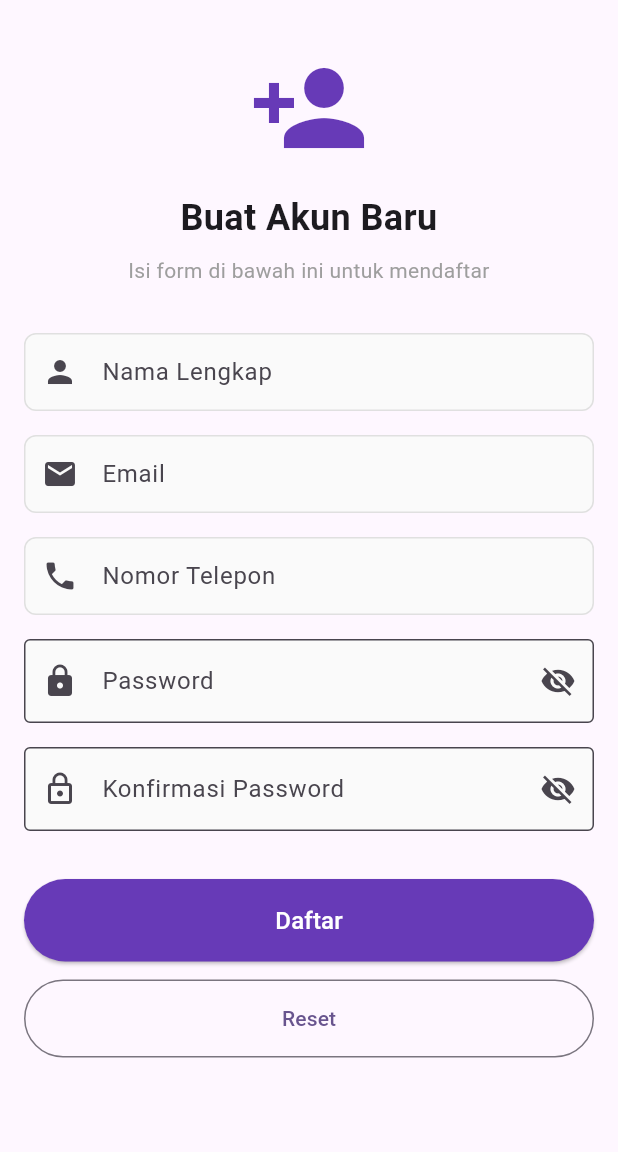
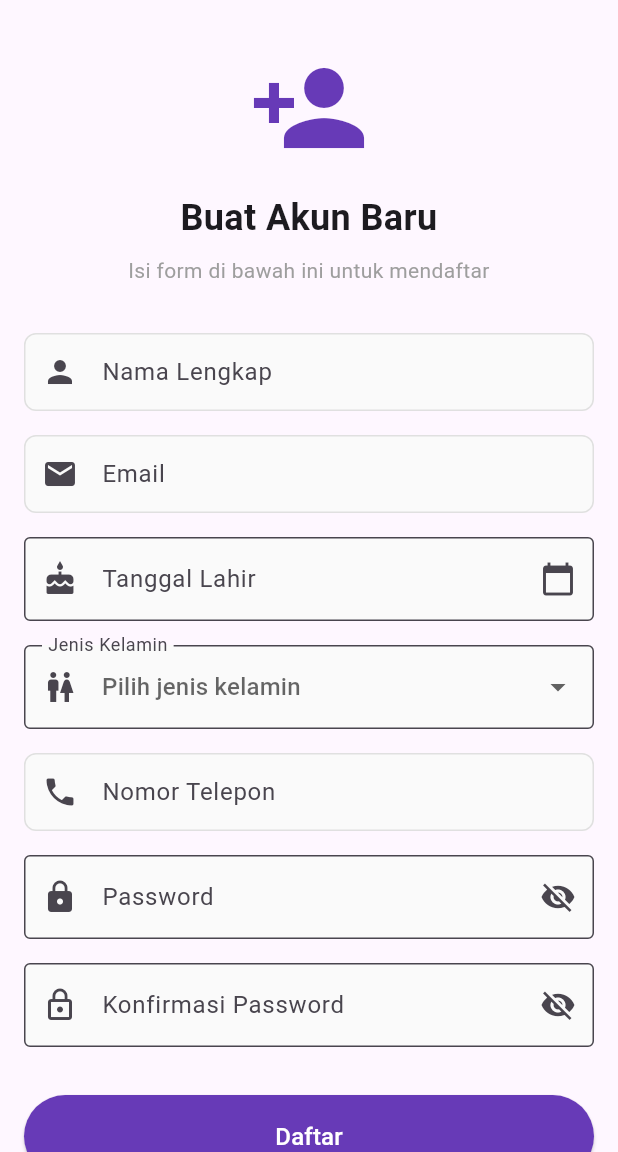
Before and after one commit to GrandAyatollahTrump/form_registrasi, a Flutter app: the screen it shows after launch, on a phone screen of 412 x 824 dp, the part 84-1236 px from its top. Run offline on Flutter 3.47's test engine with Material 3 defaults, Android fonts, the phone set to English and light mode, and no system bars.

Commit message:
Latihan 2,3,4

```diff
--- a/lib/screens/registration_screen.dart
+++ b/lib/screens/registration_screen.dart
@@ -12,6 +12,8 @@ class _RegistrationScreenState extends State<RegistrationScreen> {
   // Global Key & Controllers
   final _formKey = GlobalKey<FormState>();
   final _nameController = TextEditingController();
+  final _birthDateController = TextEditingController();
+  DateTime? _selectedDate;
   final _emailController = TextEditingController();
   final _phoneController = TextEditingController();
   final _passwordController = TextEditingController();
@@ -21,10 +23,13 @@ class _RegistrationScreenState extends State<RegistrationScreen> {
   bool _obscurePassword = true;
   bool _obscureConfirmPassword = true;
   bool _isLoading = false;
+  bool _agreeTerms = false;
+  bool _showTermsError = false;
 
   @override
   void dispose() {
     _nameController.dispose();
+    _birthDateController.dispose();
     _emailController.dispose();
     _phoneController.dispose();
     _passwordController.dispose();
@@ -54,6 +59,9 @@ class _RegistrationScreenState extends State<RegistrationScreen> {
     }
     return null;
   }
+
+  String? _selectedGender;
+   final List<String> _genders = ['Laki-laki', 'Perempuan'];
 
   String? _validatePhone(String? value) {
   if (value == null || value.trim().isEmpty) {
@@ -97,13 +105,22 @@ class _RegistrationScreenState extends State<RegistrationScreen> {
   // --- FORM HANDLERS ---
 
   void _submitForm() {
-    if (_formKey.currentState!.validate()) {
+    final isFormValid = _formKey.currentState!.validate();
+    if (!_agreeTerms) {
+      setState(() {
+        _showTermsError = true;
+      });
+    }
+
+    if (isFormValid && _agreeTerms) {
       setState(() {
         _isLoading = true;
       });
 
       // Simulasi proses registrasi
       Future.delayed(const Duration(seconds: 2), () {
+        if (!mounted) return;
+
         setState(() {
           _isLoading = false;
         });
@@ -132,12 +149,40 @@ class _RegistrationScreenState extends State<RegistrationScreen> {
     }
   }
 
+  Future<void> _pickBirthDate() async {
+    final picked = await showDatePicker(
+      context: context,
+      initialDate: _selectedDate ?? DateTime(2005),
+      firstDate: DateTime(1950),
+      lastDate: DateTime.now(),
+    );
+
+    if (picked == null || !mounted) return;
+
+    setState(() {
+      _selectedDate = picked;
+      _birthDateController.text =
+          '${picked.day.toString().padLeft(2, '0')}/'
+          '${picked.month.toString().padLeft(2, '0')}/'
+          '${picked.year}';
+    });
+  }
+
   void _resetForm() {
-    _formKey.currentState!.reset();
+    _formKey.currentState?.reset();
     _nameController.clear();
+    _birthDateController.clear();
+    _selectedDate = null;
     _emailController.clear();
+    _phoneController.clear();
     _passwordController.clear();
     _confirmPasswordController.clear();
+
+    setState(() {
+      _selectedGender = null;
+      _agreeTerms = false;
+      _showTermsError = false;
+    });
   }
 
   // --- UI BUILD METHOD ---
@@ -203,6 +248,60 @@ class _RegistrationScreenState extends State<RegistrationScreen> {
                   keyboardType: TextInputType.emailAddress,
                   validator: _validateEmail,
                 ),
+
+                //field tanggal lahir
+                Padding(
+                   padding: const EdgeInsets.symmetric(vertical: 8.0),
+                   child: TextFormField(
+                    controller: _birthDateController,
+                    readOnly: true,
+                    onTap: _pickBirthDate,
+                    decoration: InputDecoration(
+                       labelText: 'Tanggal Lahir',
+                       hintText: 'Pilih tanggal lahir',
+                       prefixIcon: const Icon(Icons.cake),
+                       suffixIcon: const Icon(Icons.calendar_today),
+                       border: const OutlineInputBorder(),
+                       filled: true,
+                       fillColor: Colors.grey[50],
+                    ),
+                    validator: (value) {
+                    if (value == null || value.isEmpty) {
+                    return 'Tanggal lahir tidak boleh kosong';
+                    }
+                    return null;
+                      },
+                    ),
+                 ),
+
+                Padding(
+                   padding: const EdgeInsets.symmetric(vertical: 8.0),
+                   child: DropdownButtonFormField<String>(
+                   initialValue: _selectedGender,
+                   decoration: InputDecoration(
+                     labelText: 'Jenis Kelamin',
+                     prefixIcon: const Icon(Icons.wc),
+                     border: const OutlineInputBorder(),
+                     filled: true,
+                     fillColor: Colors.grey[50],
+                ),
+                hint: const Text('Pilih jenis kelamin'),
+                items: _genders
+                 .map((g) => DropdownMenuItem<String>(value: g, child: Text(g)))
+                 .toList(),
+                onChanged: (value) {
+                setState(() {
+                _selectedGender = value;
+                });
+               },
+               validator: (value) {
+               if (value == null) {
+               return 'Jenis kelamin wajib dipilih';
+                }
+               return null;
+              },
+            ),
+          ),
 
                 CustomTextField(
                  controller: _phoneController,
@@ -276,6 +375,35 @@ class _RegistrationScreenState extends State<RegistrationScreen> {
                   ),
                   child: const Text('Reset'),
                 ),
+
+                Column(
+                  crossAxisAlignment: CrossAxisAlignment.start,
+                  children: [
+                    CheckboxListTile(
+                      value: _agreeTerms,
+                      onChanged: (value) {
+                        setState(() {
+                          _agreeTerms = value ?? false;
+                          if (_agreeTerms) _showTermsError = false;
+                        });
+                      },
+                      title: const Text(
+                        'Saya setuju dengan Syarat & Ketentuan',
+                      ),
+                      controlAffinity: ListTileControlAffinity.leading,
+                      contentPadding: EdgeInsets.zero,
+                    ),
+                    if (_showTermsError)
+                      const Padding(
+                        padding: EdgeInsets.only(left: 12),
+                        child: Text(
+                          'Anda harus menyetujui Syarat & Ketentuan',
+                          style: TextStyle(color: Colors.red, fontSize: 12),
+                        ),
+                      ),
+                  ],
+                ),
+
                 const SizedBox(height: 16),
               ],
             ),
```
